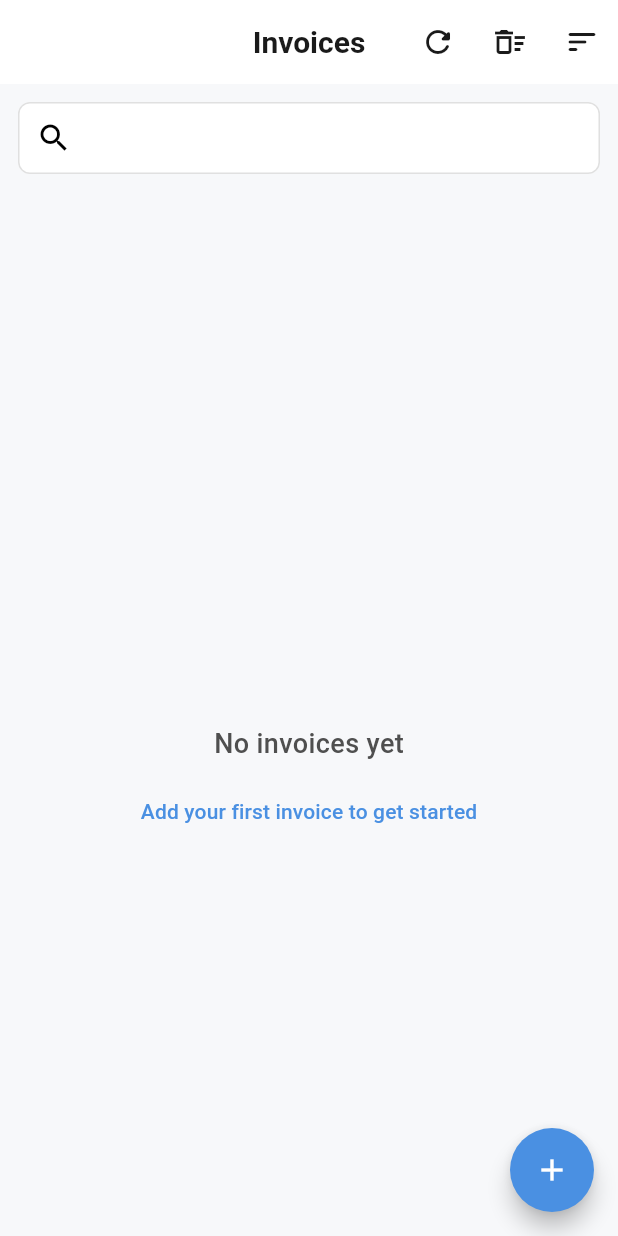
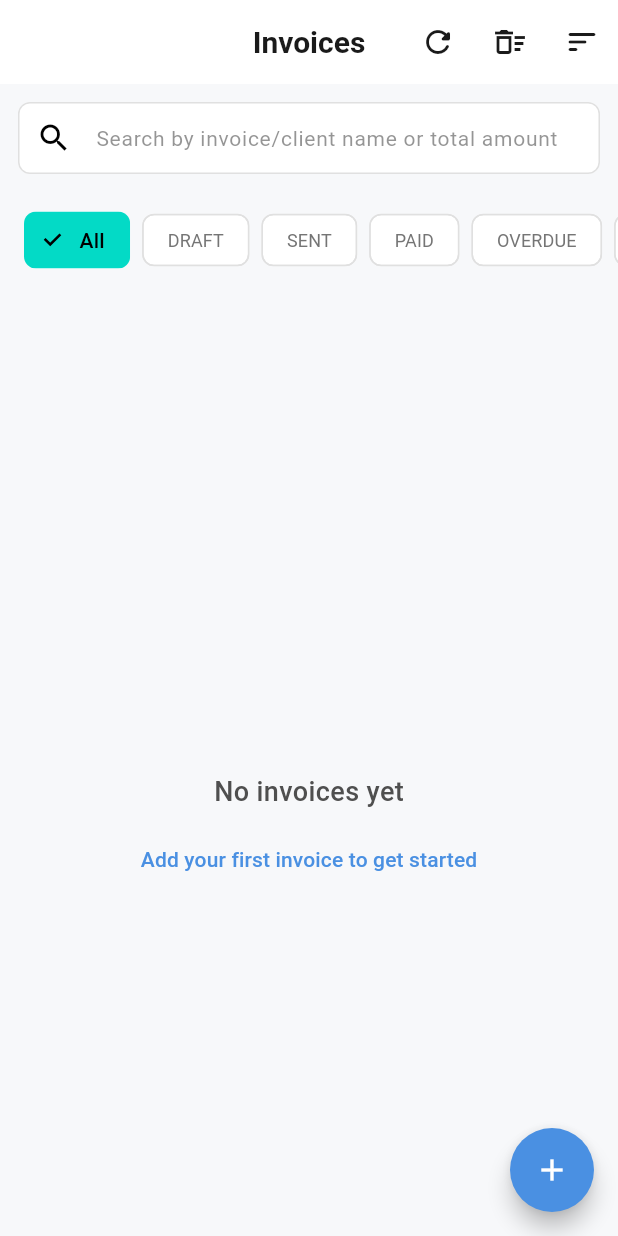
Before and after one commit to AlwaleedAlroomi/invoicely, a Flutter app: the screen it shows after launch, on a phone screen of 412 x 824 dp. Run offline on Flutter 3.47's test engine with Material 3 defaults, Android fonts, the phone set to English and light mode, and no system bars; our stand-ins replace flutter_riverpod, image_picker, isar, qr_flutter, shared_preferences; missing offline and left inert: gal, mobile_scanner; accounts and stored records are empty; generated files the repository leaves out were written again.

Commit message:
solved search & sort function & filtering invoices by status

```diff
--- a/lib/data/local/isar_invoice_service.dart
+++ b/lib/data/local/isar_invoice_service.dart
@@ -128,7 +128,7 @@ class IsarInvoiceService {
     InvoiceModel updated,
   ) async {
     try {
-      updated.client.value = original.client.value;
+      // updated.client.value = original.client.value;
       await _isar.writeTxn(() async {
         await _isar.invoiceModels.put(updated);
         await updated.client.save();
--- a/lib/features/invoice/controller/invoice_controller.dart
+++ b/lib/features/invoice/controller/invoice_controller.dart
@@ -7,7 +7,6 @@ import 'package:invoicely/core/results/result.dart';
 import 'package:invoicely/features/invoice/data/invoice_model.dart';
 import 'package:invoicely/features/invoice/providers/invoice_provider.dart';
 import 'package:invoicely/features/invoice/repository/invoice_repository.dart';
-import 'package:invoicely/features/products/providers/product_providers.dart';
 import 'package:shared_preferences/shared_preferences.dart';
 
 class InvoiceListState {
@@ -15,12 +14,14 @@ class InvoiceListState {
   final List<InvoiceModel> invoices;
   final AppFailure? failure;
   final InvoiceModel? selectedInvoice;
+  final InvoiceStatus? selectedStatus;
 
   InvoiceListState({
     required this.isLoading,
     required this.invoices,
     this.failure,
     this.selectedInvoice,
+    this.selectedStatus,
   });
 
   InvoiceListState copyWith({
@@ -28,21 +29,28 @@ class InvoiceListState {
     List<InvoiceModel>? invoices,
     AppFailure? failure,
     InvoiceModel? selectedInvoice,
+    Object? selectedStatus = _sentinel,
   }) {
     return InvoiceListState(
       isLoading: isLoading ?? this.isLoading,
       invoices: invoices ?? this.invoices,
       failure: failure,
       selectedInvoice: selectedInvoice,
+      selectedStatus: selectedStatus == _sentinel
+          ? this.selectedStatus
+          : (selectedStatus as InvoiceStatus?),
     );
   }
 }
+
+const _sentinel = Object();
 
 class InvoiceController extends StateNotifier<InvoiceListState> {
   final InvoiceRepository _invoiceRepository;
   final Ref ref;
   List<InvoiceModel> _allInvoices = [];
   String _searchQuery = '';
+  InvoiceStatus? _filterStatus;
   bool _showActiveOnly = true;
 
   InvoiceController(this._invoiceRepository, this.ref)
@@ -170,26 +178,40 @@ class InvoiceController extends StateNotifier<InvoiceListState> {
     }
   }
 
+  void setStatusFilter(InvoiceStatus? status) {
+    _filterStatus = status;
+    state = state.copyWith(selectedStatus: status);
+    _applyFiltersAndSort();
+  }
+
   void _applyFiltersAndSort() {
     if (_allInvoices.isEmpty) {
       state = state.copyWith(invoices: [], isLoading: false);
     }
-    final sortType = ref.read(sortTypeProvider);
+    final sortType = ref.read(invoiceSortTypeProvider);
 
     List<InvoiceModel> filtered;
 
     if (_showActiveOnly) {
-      filtered = _allInvoices.where((p) => p.isActive == true).toList();
+      filtered = _allInvoices
+          .where((invoice) => invoice.isActive == true)
+          .toList();
     } else {
       filtered = List.from(_allInvoices); // active + deleted
     }
     if (_searchQuery.isNotEmpty) {
       final query = _searchQuery.toLowerCase();
 
-      // filtered = filtered.where((invoice) {
-      //   return invoice.displayName.toLowerCase().contains(query) ||
-      //       (invoice.sku?.toLowerCase().contains(query) ?? false);
-      // }).toList();
+      filtered = filtered.where((invoice) {
+        return invoice.displayName.toLowerCase().contains(query) ||
+            invoice.client.value!.name.toLowerCase().contains(query) ||
+            invoice.totalAmount.toString().contains(query);
+      }).toList();
+    }
+    if (_filterStatus != null) {
+      filtered = filtered
+          .where((invoice) => invoice.status == _filterStatus)
+          .toList();
     }
     filtered = sortType.sort(filtered);
 
--- a/lib/features/invoice/controller/invoice_form_controller.dart
+++ b/lib/features/invoice/controller/invoice_form_controller.dart
@@ -273,7 +273,10 @@ class InvoiceFormController extends StateNotifier<InvoiceFormState> {
     }
   }
 
-  Future<bool> updateInvoice(InvoiceModel original) async {
+  Future<bool> updateInvoice(
+    InvoiceModel original,
+    ClientModel? newClient,
+  ) async {
     if (!state.isValid) {
       state = state.copyWith(error: 'Please fill all required fields');
       return false;
@@ -294,6 +297,9 @@ class InvoiceFormController extends StateNotifier<InvoiceFormState> {
       notes: state.notes,
       terms: state.terms,
     );
+    if (original.client.value != newClient && newClient != null) {
+      updated.client.value = newClient;
+    }
 
     final result = await _repo.updateInvoice(original, updated);
 
--- a/lib/features/invoice/view/invoice_list_screen.dart
+++ b/lib/features/invoice/view/invoice_list_screen.dart
@@ -96,7 +96,7 @@ class _InvoiceListScreenState extends ConsumerState<InvoiceListScreen> {
               padding: const EdgeInsets.all(12),
               child: TextField(
                 decoration: InputDecoration(
-                  hintText: '', // TODO: implement search func
+                  hintText: 'Search by invoice/client name or total amount',
                   prefixIcon: Icon(Icons.search),
                 ),
                 onChanged: (value) {
@@ -106,6 +106,7 @@ class _InvoiceListScreenState extends ConsumerState<InvoiceListScreen> {
                 },
               ),
             ),
+            buildStatusFilterBar(ref),
             Expanded(
               child: AnimatedSwitcher(
                 duration: Duration(milliseconds: 400),
@@ -311,6 +312,67 @@ class _InvoiceListScreenState extends ConsumerState<InvoiceListScreen> {
       ),
     );
   }
+
+  Widget buildStatusFilterBar(WidgetRef ref) {
+    final state = ref.watch(invoiceControllerProvider);
+    final notifier = ref.read(invoiceControllerProvider.notifier);
+
+    Color getStatusColor(InvoiceStatus status) {
+      switch (status) {
+        case InvoiceStatus.paid:
+          return Colors.green;
+        case InvoiceStatus.overdue:
+          return Colors.red;
+        case InvoiceStatus.draft:
+          return Colors.grey;
+        case InvoiceStatus.cancelled:
+          return Colors.orange;
+        case InvoiceStatus.sent:
+          return Colors.blue;
+      }
+    }
+
+    return SingleChildScrollView(
+      scrollDirection: Axis.horizontal,
+      padding: const EdgeInsets.symmetric(horizontal: 16, vertical: 8),
+      child: Row(
+        children: [
+          FilterChip(
+            label: const Text("All"),
+            selected: state.selectedStatus == null,
+            onSelected: (value) {
+              notifier.setStatusFilter(null);
+            },
+          ),
+          const SizedBox(width: 8),
+          ...InvoiceStatus.values.map((status) {
+            final isSelected = state.selectedStatus == status;
+            final color = getStatusColor(status);
+            return Padding(
+              padding: const EdgeInsets.only(right: 8),
+              child: ChoiceChip(
+                label: Text(status.name.toUpperCase()),
+                selected: isSelected,
+                onSelected: (value) {
+                  notifier.setStatusFilter(status);
+                },
+                selectedColor: color.withValues(alpha: 0.2),
+                side: BorderSide(
+                  color: isSelected ? color : Colors.grey[300]!,
+                  width: isSelected ? 1.5 : 1,
+                ),
+                labelStyle: TextStyle(
+                  color: isSelected ? color : Colors.grey[600],
+                  fontWeight: isSelected ? FontWeight.bold : FontWeight.normal,
+                  fontSize: 12,
+                ),
+              ),
+            );
+          }),
+        ],
+      ),
+    );
+  }
 }
 
 class _StatusBadge extends StatelessWidget {
```
Also changed, not shown: lib/features/invoice/view/invoice_form_screen.dart (+6 -3 lines), 1 other file.
